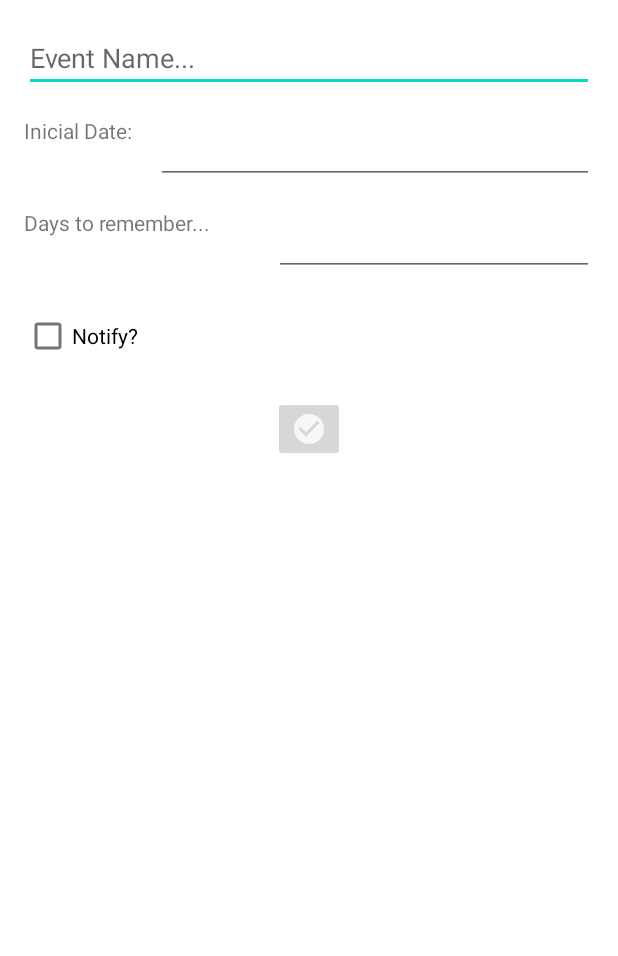
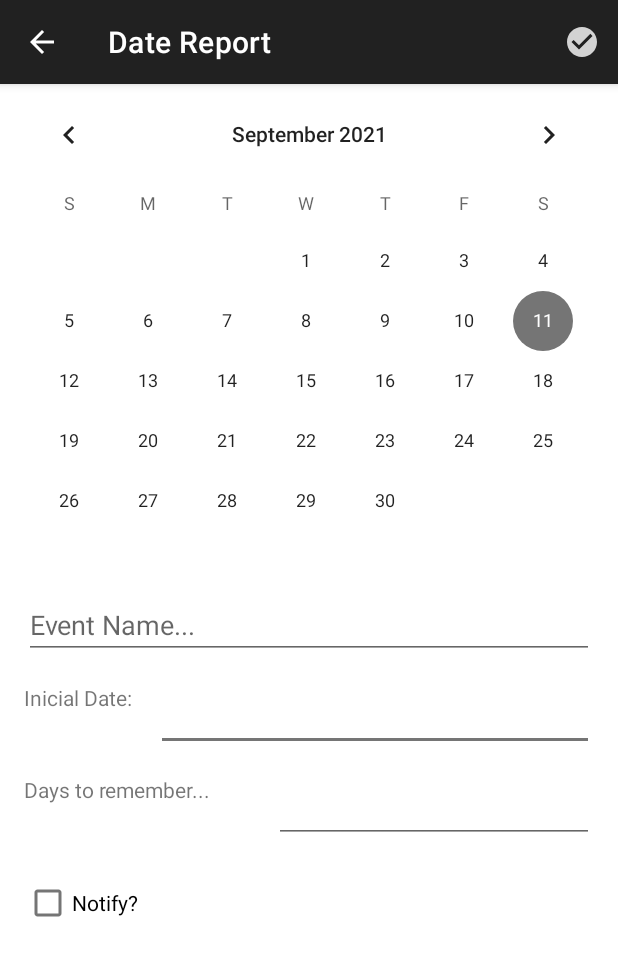
Before and after one commit to fsampson30/DateReport, an Android app: the screen it shows after launch (CreateEventActivity), after a tap on an icon or button, on a phone screen of 412 x 824 dp. Shown: the top 956 px of the screen. Run offline under Robolectric (Android 15) with nearby library versions, the phone set to English and light mode, and no system bars; our stand-ins replace Room's generated code.

Commit message:
UI improvements.

```diff
--- a/app/src/main/AndroidManifest.xml
+++ b/app/src/main/AndroidManifest.xml
@@ -10,7 +10,9 @@
         android:roundIcon="@mipmap/ic_launcher_round"
         android:supportsRtl="true"
         android:theme="@style/Theme.DateReport">
-        <activity android:name=".CreateEventActivity"></activity>
+        <activity
+            android:name=".CreateEventActivity"
+            android:parentActivityName=".MainActivity"></activity>
         <activity android:name=".MainActivity">
             <intent-filter>
                 <action android:name="android.intent.action.MAIN" />
--- a/app/src/main/java/com/sampson/datereport/CreateEventActivity.kt
+++ b/app/src/main/java/com/sampson/datereport/CreateEventActivity.kt
@@ -5,24 +5,60 @@ import android.content.Intent
 import androidx.appcompat.app.AppCompatActivity
 import android.os.Bundle
 import android.util.Log
+import android.view.Menu
+import android.view.MenuItem
+import android.view.View
+import android.widget.CalendarView
 import android.widget.CheckBox
 import android.widget.EditText
 import android.widget.ImageButton
+import androidx.appcompat.widget.Toolbar
+
 import com.sampson.datereport.model.Event
+import kotlin.system.exitProcess
 
 class CreateEventActivity : AppCompatActivity() {
+    val event = Event()
+    val newEvent = mutableListOf<Event>()
+
+    lateinit var txtEventTitle : EditText
+    lateinit var txtInitialDate : EditText
+    lateinit var txtDaysToNotify : EditText
+    lateinit var cbIsNotifiable : CheckBox
+
     override fun onCreate(savedInstanceState: Bundle?) {
         super.onCreate(savedInstanceState)
         setContentView(R.layout.activity_create_event)
 
-        val txtEventTitle = findViewById<EditText>(R.id.edtCreateEventTitle)
-        val txtInitialDate = findViewById<EditText>(R.id.edtCreateEventDaysToRemember)
-        val txtDaysToNotify = findViewById<EditText>(R.id.edtCreateEventDaysToRemember)
-        val cbIsNotifiable = findViewById<CheckBox>(R.id.cbCreateEventIsNofifiable)
-        val imgBtnAccept = findViewById<ImageButton>(R.id.imgBtnCreateEventAccept)
+        txtEventTitle = findViewById(R.id.edtCreateEventTitle)
+        txtInitialDate = findViewById(R.id.edtCreateEventInitialDate)
+        txtDaysToNotify = findViewById(R.id.edtCreateEventDaysToRemember)
+        cbIsNotifiable = findViewById(R.id.cbCreateEventIsNofifiable)
+        val toolbar = findViewById<Toolbar>(R.id.createToolbar)
 
-        imgBtnAccept.setOnClickListener {
-            val event = Event()
+        setSupportActionBar(toolbar)
+        supportActionBar?.setDisplayHomeAsUpEnabled(true)
+    }
+
+    override fun onCreateOptionsMenu(menu: Menu?): Boolean {
+        menuInflater.inflate(R.menu.event_menu, menu)
+        return super.onCreateOptionsMenu(menu)
+    }
+
+    override fun onOptionsItemSelected(item: MenuItem): Boolean {
+        when (item.itemId) {
+            R.id.eventMenuConfirm -> {
+                getScreenInformation()
+                val replyIntent = Intent()
+                replyIntent.putExtra("event", newEvent[0])
+                setResult(Activity.RESULT_OK, replyIntent)
+                finish()
+                }
+            }
+        return super.onOptionsItemSelected(item)
+    }
+
+    private fun getScreenInformation(){
         event.title = txtEventTitle.text.toString()
         event.inicialDate = txtInitialDate.text.toString()
         event.daysToNotify = if(txtDaysToNotify.text.isEmpty()) 0 else txtDaysToNotify.text.toString().toInt()
@@ -30,15 +66,6 @@ class CreateEventActivity : AppCompatActivity() {
         event.finishDate = ""
         event.isOpen = true
         event.notifyDate = ""
-
-            val newEvent = mutableListOf<Event>()
         newEvent.add(event)
-
-            Log.d("Create",event.title)
-            val replyIntent = Intent()
-            replyIntent.putExtra("event", newEvent[0])
-            setResult(Activity.RESULT_OK, replyIntent)
-            finish()
     }
 }
-}
--- a/app/src/main/java/com/sampson/datereport/MainActivity.kt
+++ b/app/src/main/java/com/sampson/datereport/MainActivity.kt
@@ -1,6 +1,5 @@
 package com.sampson.datereport
 
-import android.app.Activity
 import android.app.AlertDialog
 import android.content.Intent
 import androidx.appcompat.app.AppCompatActivity
@@ -20,7 +19,7 @@ import com.google.android.material.floatingactionbutton.FloatingActionButton
 import com.sampson.datereport.controller.EventAdapter
 import com.sampson.datereport.controller.EventsApplication
 import com.sampson.datereport.controller.returnDayofWeek
-import com.sampson.datereport.controller.returnTodaysDate
+import com.sampson.datereport.controller.returnTodaysDateString
 import com.sampson.datereport.model.Event
 import com.sampson.datereport.model.EventViewModel
 import com.sampson.datereport.model.EventViewModelFactory
@@ -50,7 +49,7 @@ class MainActivity : AppCompatActivity() {
         rvEventList.layoutManager = LinearLayoutManager(baseContext)
         rvEventList.adapter = adapter
 
-        txtDate.text = " ${returnDayofWeek()} ${returnTodaysDate()}"
+        txtDate.text = " ${returnDayofWeek()} ${returnTodaysDateString()}"
 
         eventViewModel.allEvents.observe(this) { events ->
             events.let { adapter.submitList(it) }
--- a/app/src/main/java/com/sampson/datereport/controller/DataUtils.kt
+++ b/app/src/main/java/com/sampson/datereport/controller/DataUtils.kt
@@ -8,7 +8,7 @@ val simpleDate = SimpleDateFormat("dd/MM/yyyy")
 val todaysDate = simpleDate.format(Date())
 val currentDate = Calendar.getInstance()
 
-fun returnDayofWeek() : String {
+fun returnDayofWeek(): String {
     when (currentDate[Calendar.DAY_OF_WEEK]) {
         1 -> return "Sunday"
         2 -> return "Monday"
@@ -21,6 +21,18 @@ fun returnDayofWeek() : String {
     return ""
 }
 
-fun returnTodaysDate() : String {
+fun returnTodaysDateString(): String {
     return todaysDate
 }
+
+fun returnDaysToExpire(inicialDate: String): Long {
+    val iDate = simpleDate.parse(inicialDate)
+    Log.i("TAG",Calendar.getInstance().toString())
+    return (Calendar.getInstance().timeInMillis - iDate.time) / (1000 * 60 * 60 * 24)
+}
+
+fun returnNotifyDate(daysToNotify: Int): String {
+    val calendar = Calendar.getInstance()
+    calendar.add(Calendar.DATE, daysToNotify)
+    return simpleDate.format(calendar.time)
+}
--- a/app/src/main/java/com/sampson/datereport/controller/EventAdapter.kt
+++ b/app/src/main/java/com/sampson/datereport/controller/EventAdapter.kt
@@ -1,28 +1,30 @@
 package com.sampson.datereport.controller
 
 import android.content.Context
-import android.util.Log
 import android.view.LayoutInflater
 import android.view.View
 import android.view.ViewGroup
 import android.widget.ImageButton
+import android.widget.LinearLayout
 import android.widget.TextView
 import android.widget.Toast
+import androidx.core.content.ContextCompat
 import androidx.recyclerview.widget.RecyclerView
 import com.sampson.datereport.R
 import com.sampson.datereport.model.Event
 
 class EventAdapter(
-    val context : Context
+    val context: Context
 
 ) : RecyclerView.Adapter<EventAdapter.EventViewHolder>() {
 
     var events = mutableListOf<Event>()
 
 
-    class EventViewHolder(itemView : View) : RecyclerView.ViewHolder(itemView) {
+    class EventViewHolder(itemView: View) : RecyclerView.ViewHolder(itemView) {
         val txtEventName = itemView.findViewById<TextView>(R.id.txtItemEventName)
         val btnNotifiable = itemView.findViewById<ImageButton>(R.id.imgBtnItemEventNotify)
+        val llEvent = itemView.findViewById<LinearLayout>(R.id.llEventItem)
 
     }
 
@@ -33,22 +35,27 @@ class EventAdapter(
 
     override fun onBindViewHolder(holder: EventViewHolder, position: Int) {
         holder.txtEventName.text = events[position].title
-        Log.d("EventAdapter",events[position].title)
+        val days = returnDaysToExpire(events[position].inicialDate)
+        val notifyDate = returnNotifyDate(events[position].daysToNotify)
+        when (days) {
+            !in 0..2 -> holder.llEvent.background = ContextCompat.getDrawable(context,R.drawable.shape_red)
+            in 1..3 -> holder.llEvent.background = ContextCompat.getDrawable(context,R.drawable.shape_yellow)
+            in 0..15-> holder.llEvent.background = ContextCompat.getDrawable(context,R.drawable.shape_green)
+        }
         holder.btnNotifiable.setOnClickListener {
-            Toast.makeText(context,"Notify",Toast.LENGTH_SHORT).show()
+            Toast.makeText(context, events[position].inicialDate, Toast.LENGTH_SHORT).show()
         }
     }
 
     override fun getItemCount() = events.size
 
-    fun submitList(events : MutableList<Event>){
+    fun submitList(events: MutableList<Event>) {
         this.events = events
         notifyDataSetChanged()
     }
 
-    fun getEventAtPosition(position: Int) : Event {
+    fun getEventAtPosition(position: Int): Event {
         return events[position]
     }
 
-
 }
--- /dev/null
+++ b/app/src/main/res/drawable/shape_green.xml
@@ -0,0 +1,19 @@
+<?xml version="1.0" encoding="utf-8"?>
+<shape xmlns:android="http://schemas.android.com/apk/res/android"
+    android:shape="rectangle">
+
+    <solid
+        android:color="@color/pale_green">
+    </solid>
+
+    <stroke
+        android:width="2dp"
+        android:color="#C4CDE0" >
+    </stroke>
+
+    <corners
+        android:radius="10dp">
+    </corners>
+
+
+</shape>
--- /dev/null
+++ b/app/src/main/res/drawable/shape_red.xml
@@ -0,0 +1,19 @@
+<?xml version="1.0" encoding="utf-8"?>
+<shape xmlns:android="http://schemas.android.com/apk/res/android"
+    android:shape="rectangle">
+
+    <solid
+        android:color="@color/pale_red">
+    </solid>
+
+    <stroke
+        android:width="2dp"
+        android:color="#C4CDE0" >
+    </stroke>
+
+    <corners
+        android:radius="10dp">
+    </corners>
+
+
+</shape>
--- /dev/null
+++ b/app/src/main/res/drawable/shape_yellow.xml
@@ -0,0 +1,19 @@
+<?xml version="1.0" encoding="utf-8"?>
+<shape xmlns:android="http://schemas.android.com/apk/res/android"
+    android:shape="rectangle">
+
+    <solid
+        android:color="@color/pale_yellow">
+    </solid>
+
+    <stroke
+        android:width="2dp"
+        android:color="#C4CDE0" >
+    </stroke>
+
+    <corners
+        android:radius="10dp">
+    </corners>
+
+
+</shape>
--- a/app/src/main/res/layout/activity_create_event.xml
+++ b/app/src/main/res/layout/activity_create_event.xml
@@ -1,19 +1,50 @@
 <?xml version="1.0" encoding="utf-8"?>
-<androidx.constraintlayout.widget.ConstraintLayout xmlns:android="http://schemas.android.com/apk/res/android"
+
+<LinearLayout xmlns:android="http://schemas.android.com/apk/res/android"
     xmlns:app="http://schemas.android.com/apk/res-auto"
     xmlns:tools="http://schemas.android.com/tools"
     android:layout_width="match_parent"
     android:layout_height="match_parent"
-    tools:context=".CreateEventActivity">
+    android:orientation="vertical"
+    android:focusedByDefault="true">
+
+    <androidx.appcompat.widget.Toolbar
+        android:id="@+id/createToolbar"
+        android:layout_width="match_parent"
+        android:layout_height="?attr/actionBarSize"
+        android:background="@color/primary"
+        android:elevation="4dp"
+        android:theme="@style/Toolbar"
+        app:subtitleTextColor="@color/white"
+        app:titleTextColor="@color/white" />
+
+    <ScrollView
+        android:layout_width="match_parent"
+        android:layout_height="match_parent">
+
+        <LinearLayout
+            android:layout_width="match_parent"
+            android:layout_height="match_parent"
+            android:orientation="vertical">
+
+            <CalendarView
+                android:id="@+id/calendarViewCreateEvent"
+                android:layout_width="match_parent"
+                android:layout_height="wrap_content"/>
+
+
+            <androidx.constraintlayout.widget.ConstraintLayout
+                android:layout_width="match_parent"
+                android:layout_height="match_parent">
 
                 <EditText
                     android:id="@+id/edtCreateEventTitle"
                     android:layout_width="0dp"
                     android:layout_height="wrap_content"
                     android:layout_marginStart="16dp"
-        android:layout_marginTop="16dp"
                     android:layout_marginEnd="16dp"
                     android:ems="10"
+                    android:focusable="false"
                     android:hint="@string/event_name"
                     android:inputType="textPersonName"
                     app:layout_constraintEnd_toEndOf="parent"
@@ -77,16 +108,7 @@
                     app:layout_constraintStart_toStartOf="parent"
                     app:layout_constraintTop_toBottomOf="@+id/edtCreateEventDaysToRemember" />
 
-    <ImageButton
-        android:id="@+id/imgBtnCreateEventAccept"
-        android:layout_width="wrap_content"
-        android:layout_height="wrap_content"
-        android:layout_marginStart="16dp"
-        android:layout_marginTop="16dp"
-        android:layout_marginEnd="16dp"
-        app:layout_constraintEnd_toEndOf="parent"
-        app:layout_constraintStart_toStartOf="parent"
-        app:layout_constraintTop_toBottomOf="@+id/cbCreateEventIsNofifiable"
-        app:srcCompat="@drawable/ic_confirm_dark" />
-
             </androidx.constraintlayout.widget.ConstraintLayout>
+        </LinearLayout>
+    </ScrollView>
+</LinearLayout>
--- a/app/src/main/res/layout/activity_main.xml
+++ b/app/src/main/res/layout/activity_main.xml
@@ -11,7 +11,7 @@
         android:id="@+id/mainToolbar"
         android:layout_width="match_parent"
         android:layout_height="?attr/actionBarSize"
-        android:background="@color/design_default_color_primary"
+        android:background="@color/primary"
         app:titleTextColor="@color/white"
         android:elevation="4dp"/>
 
@@ -45,7 +45,7 @@
         android:layout_width="match_parent"
         android:layout_height="0dp"
         android:padding="16dp"
-        app:layout_constraintBottom_toTopOf="@+id/fltBtnAddEvent"
+        app:layout_constraintBottom_toBottomOf="parent"
         app:layout_constraintEnd_toEndOf="parent"
         app:layout_constraintHorizontal_bias="1.0"
         app:layout_constraintStart_toStartOf="@id/llHeaderMainActivity"
@@ -58,10 +58,9 @@
         android:layout_marginEnd="16dp"
         android:layout_marginBottom="16dp"
         android:clickable="true"
+        android:src="@drawable/ic_add_event_dark"
         app:layout_constraintBottom_toBottomOf="parent"
-        app:layout_constraintEnd_toEndOf="parent"
-        app:layout_constraintTop_toBottomOf="@+id/rvMainActivityEvents"
-        app:srcCompat="@drawable/ic_add_event_light" />
+        app:layout_constraintEnd_toEndOf="parent" />
 
 </androidx.constraintlayout.widget.ConstraintLayout>
 </LinearLayout>
--- a/app/src/main/res/layout/item_event.xml
+++ b/app/src/main/res/layout/item_event.xml
@@ -9,8 +9,10 @@
         android:id="@+id/llEventItem"
         android:layout_width="match_parent"
         android:layout_height="wrap_content"
+        android:layout_margin="8dp"
+        android:background="@drawable/shape_red"
         android:orientation="horizontal"
-        android:padding="8dp"
+        android:padding="16dp"
         app:layout_constraintBottom_toBottomOf="parent"
         app:layout_constraintEnd_toEndOf="parent"
         app:layout_constraintStart_toStartOf="parent"
@@ -22,6 +24,7 @@
             android:layout_height="wrap_content"
             android:layout_gravity="center_vertical"
             android:layout_weight="1"
+            android:textAppearance="@style/TextAppearance.AppCompat.Medium"
             tools:text="Event Name" />
 
         <ImageButton
--- /dev/null
+++ b/app/src/main/res/menu/event_menu.xml
@@ -0,0 +1,9 @@
+<?xml version="1.0" encoding="utf-8"?>
+<menu xmlns:app="http://schemas.android.com/apk/res-auto"
+    xmlns:android="http://schemas.android.com/apk/res/android">
+
+    <item
+        android:id="@+id/eventMenuConfirm"
+        android:icon="@drawable/ic_confirm_dark"
+        app:showAsAction="always" />
+</menu>
--- a/app/src/main/res/menu/item_menu.xml
+++ b/app/src/main/res/menu/item_menu.xml
@@ -11,5 +11,6 @@
     <item
         android:id="@+id/itemExit"
         android:icon="@drawable/ic_exit_dark"
-        android:title="Exit" />
+        android:title="Exit"
+        app:showAsAction="always" />
 </menu>
--- a/app/src/main/res/values/colors.xml
+++ b/app/src/main/res/values/colors.xml
@@ -7,4 +7,11 @@
     <color name="teal_700">#FF018786</color>
     <color name="black">#FF000000</color>
     <color name="white">#FFFFFFFF</color>
+    <color name="primary">#212121</color>
+    <color name="primaryLight">#484848</color>
+    <color name="primaryDark">#000000</color>
+    <color name="secondary">#757575</color>
+    <color name="pale_green">#c8e6c9</color>
+    <color name="pale_yellow">#fff9c4</color>
+    <color name="pale_red">#ffcdd2</color>
 </resources>
--- a/app/src/main/res/values/themes.xml
+++ b/app/src/main/res/values/themes.xml
@@ -2,15 +2,20 @@
     <!-- Base application theme. -->
     <style name="Theme.DateReport" parent="Theme.MaterialComponents.DayNight.NoActionBar">
         <!-- Primary brand color. -->
-        <item name="colorPrimary">@color/purple_500</item>
-        <item name="colorPrimaryVariant">@color/purple_700</item>
+        <item name="colorPrimary">@color/primary</item>
+        <item name="colorPrimaryVariant">@color/primaryDark</item>
         <item name="colorOnPrimary">@color/white</item>
         <!-- Secondary brand color. -->
-        <item name="colorSecondary">@color/teal_200</item>
-        <item name="colorSecondaryVariant">@color/teal_700</item>
+        <item name="colorSecondary">@color/secondary</item>
+        <item name="colorSecondaryVariant">@color/secondary</item>
         <item name="colorOnSecondary">@color/black</item>
         <!-- Status bar color. -->
         <item name="android:statusBarColor" tools:targetApi="l">?attr/colorPrimaryVariant</item>
         <!-- Customize your theme here. -->
     </style>
+
+    <style name="Toolbar" parent="Theme.DateReport">
+        <item name="android:textColorSecondary">@color/white</item>
+    </style>
+
 </resources>
```
Lines whose indentation alone changed are shown as unchanged.
